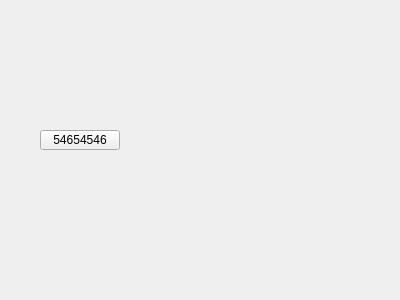
This is wechat.ui in sjchen1994/MyFirstWindowApp as Qt 5 draws it before an edit. The edited form follows.
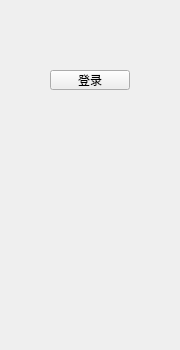
This is the edited form.

Commit message: 实现了微信获取登录二维码

```diff
--- a/wechat.ui
+++ b/wechat.ui
@@ -6,8 +6,8 @@
    <rect>
     <x>0</x>
     <y>0</y>
-    <width>400</width>
-    <height>300</height>
+    <width>180</width>
+    <height>350</height>
    </rect>
   </property>
   <property name="windowTitle">
@@ -16,14 +16,27 @@
   <widget class="QPushButton" name="wechat_login">
    <property name="geometry">
     <rect>
-     <x>40</x>
-     <y>130</y>
+     <x>50</x>
+     <y>70</y>
      <width>80</width>
      <height>20</height>
     </rect>
    </property>
    <property name="text">
-    <string>54654546</string>
+    <string>登录</string>
+   </property>
+  </widget>
+  <widget class="QLabel" name="qrcode">
+   <property name="geometry">
+    <rect>
+     <x>40</x>
+     <y>120</y>
+     <width>100</width>
+     <height>100</height>
+    </rect>
+   </property>
+   <property name="text">
+    <string/>
    </property>
   </widget>
  </widget>
```
The commit also changes 5 other files.
